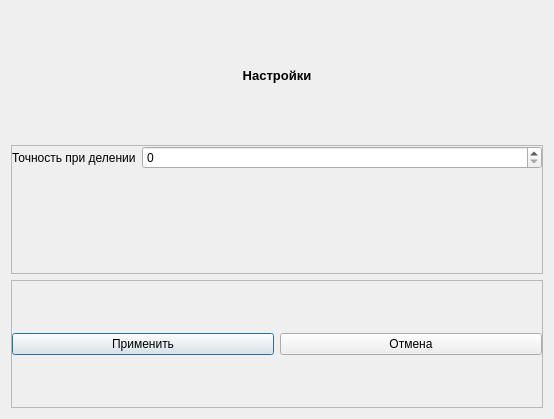
This is Calculator/Settings/settingswindow.ui in tqqqqt/SimpleCalculator as Qt 5 draws it before an edit. The edited form follows.
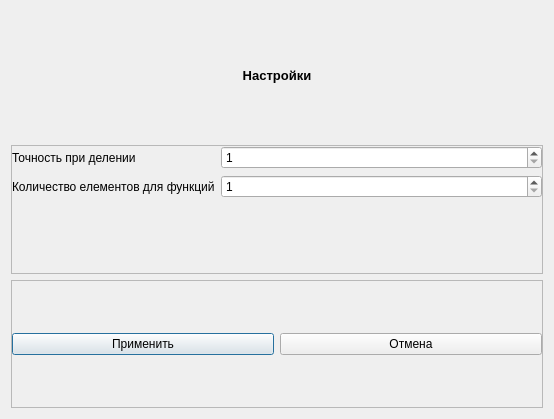
This is the edited form.

Commit message: added functions to calculator and tests

Patch:
```diff
--- a/Calculator/Settings/settingswindow.ui
+++ b/Calculator/Settings/settingswindow.ui
@@ -71,11 +71,38 @@
           <pointsize>9</pointsize>
          </font>
         </property>
+        <property name="minimum">
+         <number>1</number>
+        </property>
         <property name="maximum">
          <number>999999999</number>
         </property>
        </widget>
       </item>
+      <item row="1" column="0">
+       <widget class="QLabel" name="label_3">
+        <property name="font">
+         <font>
+          <pointsize>9</pointsize>
+         </font>
+        </property>
+        <property name="text">
+         <string>Количество елементов для функций</string>
+        </property>
+       </widget>
+      </item>
+      <item row="1" column="1">
+       <widget class="QSpinBox" name="spinBox_function_acuracy">
+        <property name="font">
+         <font>
+          <pointsize>9</pointsize>
+         </font>
+        </property>
+        <property name="minimum">
+         <number>1</number>
+        </property>
+       </widget>
+      </item>
      </layout>
     </widget>
    </item>
```
Left out of the diff: 2 changed lines with no effect on the pictures. The commit also changes 24 other files.
